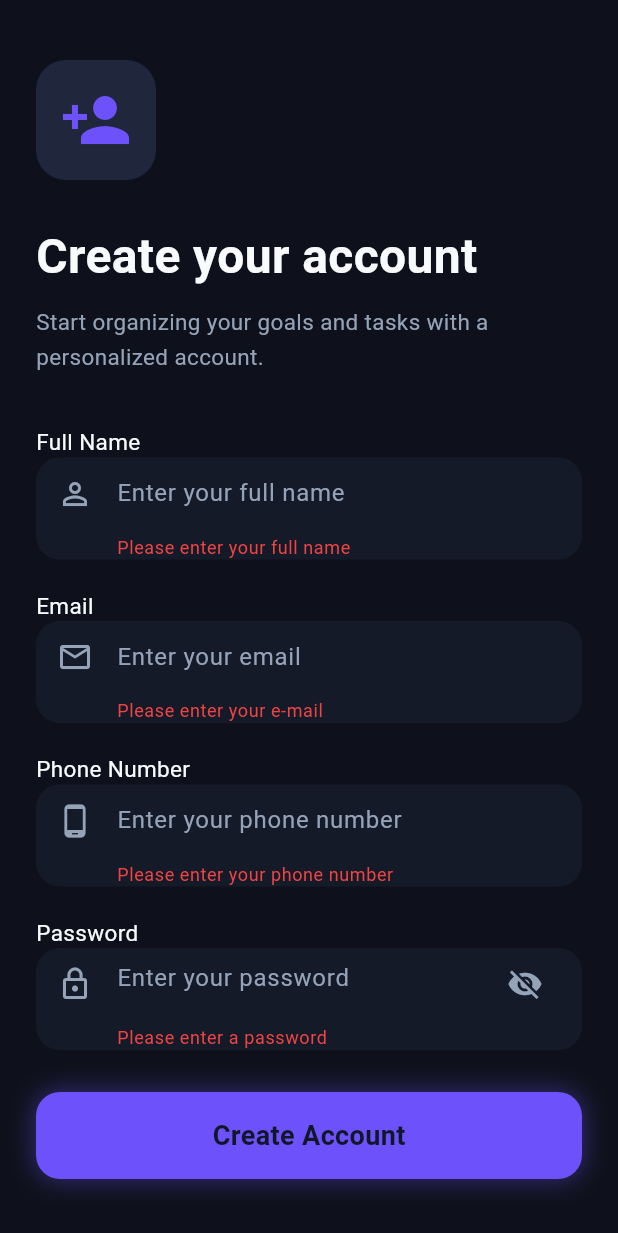
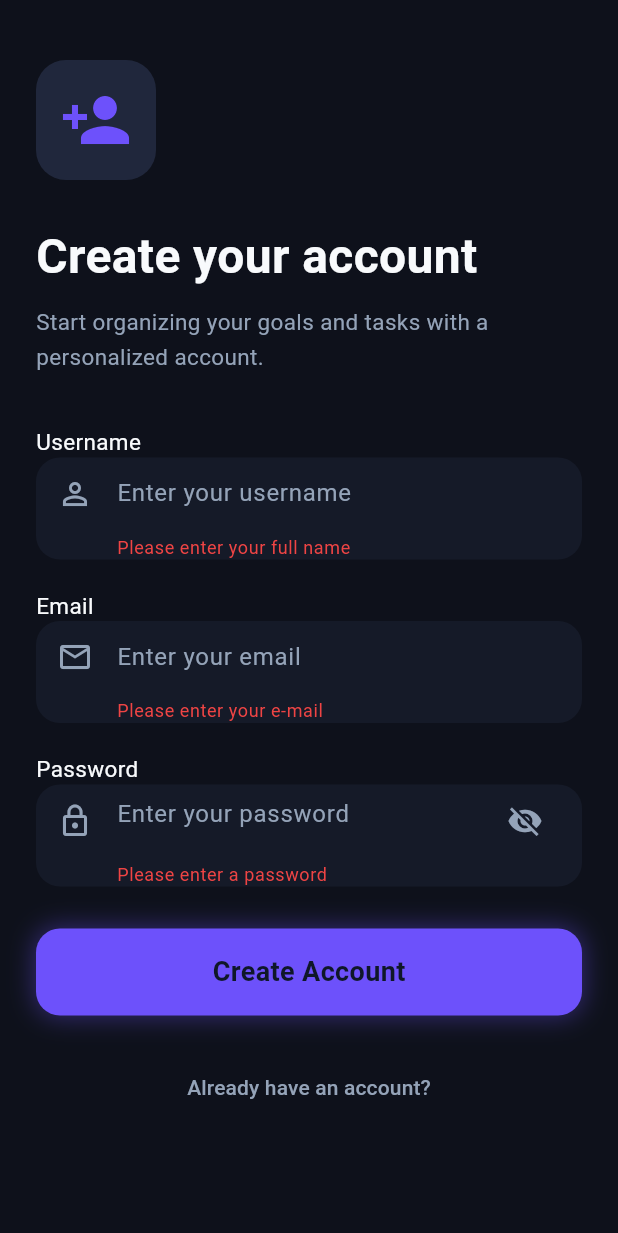
Before and after one commit to koixos/oop-mobile-frontend, a Flutter app: the RegisterPage screen opened directly, after a tap on "Create Account", on a phone screen of 412 x 824 dp. Shown: the top 1233 px of the screen. Run offline on Flutter 3.47's test engine with Material 3 defaults, Android fonts, the phone set to English and light mode, and no system bars; our stand-ins replace fluttertoast, shared_preferences, speech_to_text; accounts and stored records are empty.

Commit message:
init commit

```diff
--- a/lib/core/constants.dart
+++ b/lib/core/constants.dart
@@ -1,5 +1,6 @@
 class AppStrings {
   static const appName = "Smart Personal Task Manager";
+  static const apiBaseURL = "http://localhost:8080/api";
 }
 
 class AppColors {
--- a/lib/views/auth/pages/register_page.dart
+++ b/lib/views/auth/pages/register_page.dart
@@ -17,7 +17,6 @@
   final authService = AuthService();
   final nameCtrl = TextEditingController();
   final emailCtrl = TextEditingController();
-  final phoneCtrl = TextEditingController();
   final passwdCtrl = TextEditingController();
   bool loading = false;
   bool obscure = true;
@@ -28,19 +27,17 @@
     setState(() => loading = true);
 
     try {
-      final success = await authService.register(
-        nameCtrl.text,
-        phoneCtrl.text.trim(),
+      await authService.register(
+        nameCtrl.text.trim(),
         emailCtrl.text.trim(),
-        passwdCtrl.text,
+        passwdCtrl.text.trim(),
       );
-
-      if (success) {
-        Fluttertoast.showToast(msg: "Registration successful!");
-        Navigator.pop(context);
-      } else {
-        Fluttertoast.showToast(msg: "Registration failed");
-      }
+      Fluttertoast.showToast(msg: "Registration successful!");
+      Navigator.pop(context);
+    } on AuthException catch (e) {
+      Fluttertoast.showToast(msg: e.message);
+    } catch (_) {
+      Fluttertoast.showToast(msg: "Registration failed. Please try again.");
     } finally {
       if (mounted) setState(() => loading = false);
     }
@@ -114,7 +111,6 @@
   @override
   void dispose() {
     nameCtrl.dispose();
-    phoneCtrl.dispose();
     emailCtrl.dispose();
     passwdCtrl.dispose();
     super.dispose();
@@ -166,10 +162,10 @@
                   ),
                 ),
                 const SizedBox(height: 34),
-                _buildLabel("Full Name"),
+                _buildLabel("Username"),
                 _buildInputField(
                   controller: nameCtrl,
-                  hint: "Enter your full name",
+                  hint: "Enter your username",
                   icon: Icons.person_outline,
                   validator: Validators.validateName,
                 ),
@@ -180,14 +176,6 @@
                   hint: "Enter your email",
                   icon: Icons.email_outlined,
                   validator: Validators.validateEmail,
-                ),
-                const SizedBox(height: 20),
-                _buildLabel("Phone Number"),
-                _buildInputField(
-                  controller: phoneCtrl,
-                  hint: "Enter your phone number",
-                  icon: Icons.phone_android,
-                  validator: Validators.validatePhone,
                 ),
                 const SizedBox(height: 20),
                 _buildLabel("Password"),
```
Also changed, not shown: lib/services/auth_service.dart (+73 -26 lines), lib/views/auth/pages/login_page.dart (+15 -19 lines).
